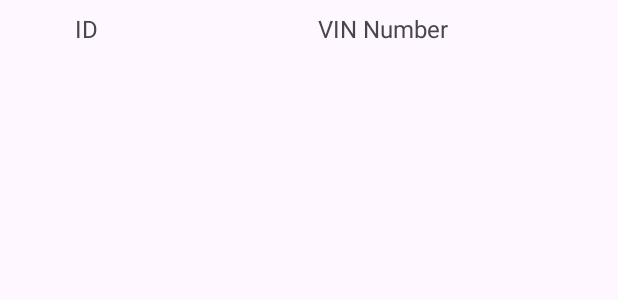
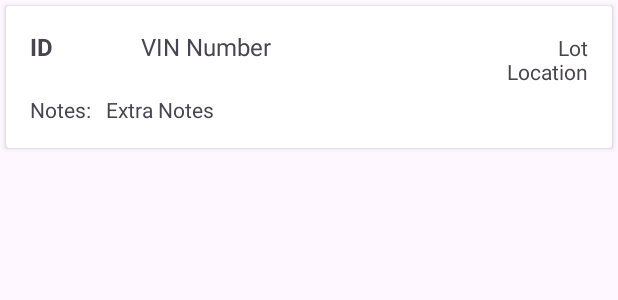
Before and after one commit to Mflo177/vinscanner-ai, an Android app: the layout vin_info_item.xml on its own in the app's theme, with its tools: preview values and no code run, on a phone screen of 412 x 824 dp. Shown: the top 300 px of the screen. Run offline under Robolectric (Android 15) with nearby library versions, the phone set to English and light mode, and no system bars.

Commit message:
Created the activity_edit_vin.xml with prefilled data fields to enable updating vinInfoObjects. Also added lotLocation and extraNote fields to the vinInfoObjects.

```diff
--- a/app/src/main/AndroidManifest.xml
+++ b/app/src/main/AndroidManifest.xml
@@ -52,6 +52,9 @@
 
         <activity android:name=".ui.CameraActivity"></activity>
 
+        <activity android:name=".ui.EditVinActivity"></activity>
+
+
     </application>
 
 </manifest>
--- a/app/src/main/java/com/example/vinscannerapp/dao/VinInfoDao.java
+++ b/app/src/main/java/com/example/vinscannerapp/dao/VinInfoDao.java
@@ -32,4 +32,8 @@ public interface VinInfoDao {
     @Query("UPDATE vin_lists SET vinCount = vinCount - 1 WHERE id = :listId")
     void decrementVinCount(int listId);
 
+
+    @Query("SELECT * FROM vin_info WHERE id = :id LIMIT 1")
+    LiveData<VinInfo> getVinInfoById(int id);
+
 }
--- a/app/src/main/java/com/example/vinscannerapp/repository/VinRepository.java
+++ b/app/src/main/java/com/example/vinscannerapp/repository/VinRepository.java
@@ -99,4 +99,10 @@ public class VinRepository {
     public LiveData<List<VinInfo>> getVinInfoForList(int listId) {
         return vinInfoDao.getVinInfoForList(listId);
     }
+
+
+    // New method to get a single VinInfo by its ID
+    public LiveData<VinInfo> getVinInfoById(int id) {
+        return vinInfoDao.getVinInfoById(id);
+    }
 }
--- a/app/src/main/java/com/example/vinscannerapp/viewmodel/VinViewModel.java
+++ b/app/src/main/java/com/example/vinscannerapp/viewmodel/VinViewModel.java
@@ -17,6 +17,7 @@ public class VinViewModel extends AndroidViewModel {
     private static final String TAG = "VinViewModel";
     private VinRepository repository;
     private LiveData<List<VinList>> allVinLists;
+
     public VinViewModel(@NonNull Application application) {
         super(application);
         repository = new VinRepository(application);
@@ -79,4 +80,7 @@ public class VinViewModel extends AndroidViewModel {
         return repository.getVinList(id);
     }
 
+    public LiveData<VinInfo> getVinInfoById(int vinInfoId) {
+        return repository.getVinInfoById(vinInfoId);
+    }
 }
--- a/app/src/main/res/layout/vin_info_item.xml
+++ b/app/src/main/res/layout/vin_info_item.xml
@@ -1,18 +1,31 @@
 <?xml version="1.0" encoding="utf-8"?>
-<LinearLayout xmlns:android="http://schemas.android.com/apk/res/android"
+<androidx.cardview.widget.CardView xmlns:android="http://schemas.android.com/apk/res/android"
     android:layout_width="match_parent"
     android:layout_height="wrap_content"
-    android:orientation="horizontal"
-    android:padding="8dp">
+    xmlns:app="http://schemas.android.com/apk/res-auto"
+    android:layout_margin="4dp"
+    android:elevation="4dp">
+
+    <LinearLayout
+        android:layout_width="match_parent"
+        android:layout_height="wrap_content"
+        android:orientation="vertical"
+        android:padding="16dp">
+
+        <LinearLayout
+            android:layout_width="match_parent"
+            android:layout_height="wrap_content"
+            android:orientation="horizontal">
 
             <TextView
                 android:id="@+id/id_vin_count"
                 android:layout_width="0dp"
                 android:layout_height="wrap_content"
                 android:layout_weight="1"
+                android:gravity="left"
                 android:text="ID"
-        android:textSize="16sp"
-        android:gravity="center"/>
+                android:textStyle="bold"
+                android:textSize="16sp" />
 
             <TextView
                 android:id="@+id/id_vin_number"
@@ -21,13 +34,50 @@
                 android:layout_weight="3"
                 android:text="VIN Number"
                 android:textSize="16sp"
-        android:gravity="center"/>
+                android:gravity="left" />
+
+            <TextView
+                android:id="@+id/id_lot_location"
+                android:layout_width="0dp"
+                android:layout_height="wrap_content"
+                android:layout_weight="1"
+                android:text="Lot Location"
+                android:textSize="14sp"
+                android:gravity="right" />
+        </LinearLayout>
+
+        <LinearLayout
+            android:layout_width="match_parent"
+            android:layout_height="wrap_content"
+            android:orientation="horizontal"
+            android:paddingTop="8dp">
+
+            <TextView
+                android:id="@+id/id_notes_label"
+                android:layout_width="wrap_content"
+                android:layout_height="wrap_content"
+                android:text="Notes:"
+                android:textSize="14sp"
+                android:gravity="center" />
+
+            <TextView
+                android:id="@+id/id_extra_notes"
+                android:layout_width="0dp"
+                android:layout_height="wrap_content"
+                android:layout_weight="2"
+                android:text="Extra Notes"
+                android:paddingLeft="10dp"
+                android:textSize="14sp"
+                android:gravity="left" />
+        </LinearLayout>
 
         <Button
             android:id="@+id/id_button_delete"
             android:layout_width="wrap_content"
             android:layout_height="wrap_content"
-        android:layout_alignParentEnd="true"
+            android:layout_gravity="end"
             android:text="Delete"
             android:visibility="gone" />
     </LinearLayout>
+
+</androidx.cardview.widget.CardView>
```
Also changed, not shown: app/src/main/java/com/example/vinscannerapp/adapter/VinInfoAdapter.java (+28 -2 lines), app/src/main/java/com/example/vinscannerapp/ui/EditVinActivity.java (added, +165 -0 lines), app/src/main/res/layout/activity_edit_vin.xml (added, +107 -0 lines). Lines whose indentation alone changed are shown as unchanged.
